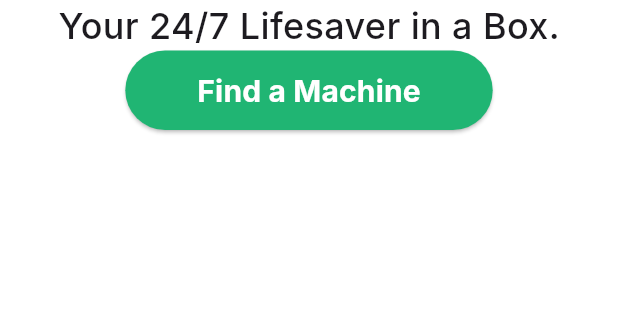
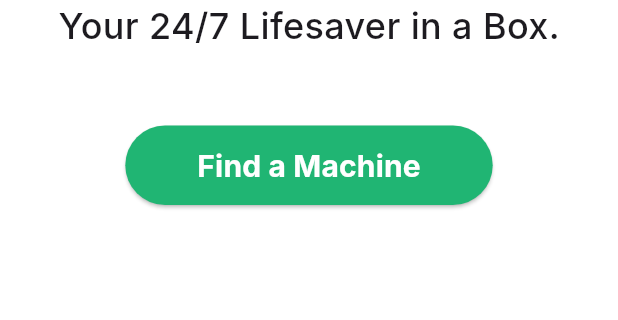
Before and after one commit to jeanpierrenashef/PharmaVend-app, a Flutter app: the screen it shows after launch, on a phone screen of 412 x 824 dp, the part 311-631 px from its top. Run offline on Flutter 3.47's test engine with Material 3 defaults, Android fonts, the light colour scheme and no system bars; Roboto replaces fonts that are missing (Inter).

Commit message:
Added spacing between slogan and button

```diff
--- a/lib/main.dart
+++ b/lib/main.dart
@@ -38,6 +38,7 @@ class Home extends StatelessWidget {
                 fontWeight: FontWeight.w500,
               ),
             ),
+            SizedBox(height: 50.0),
             ElevatedButton(
               style: ButtonStyle(
                 backgroundColor: WidgetStateProperty.resolveWith<Color>(
```
